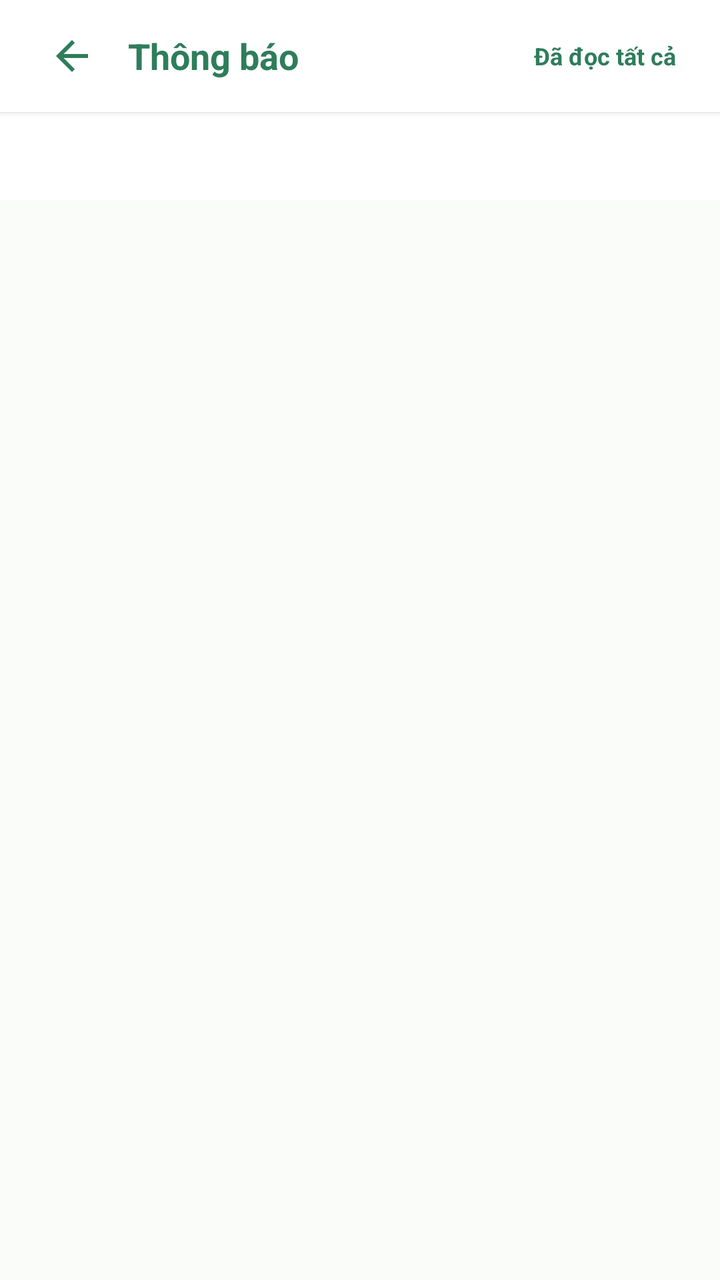
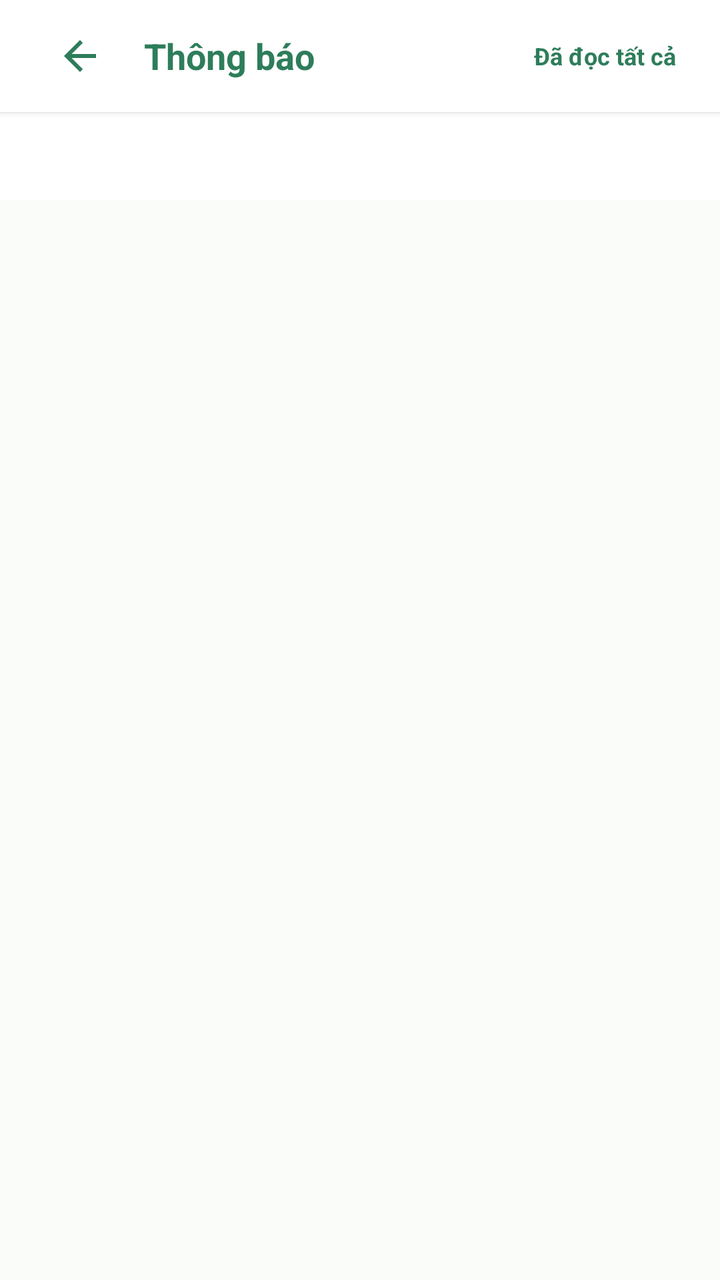

Before-and-after screenshots of an Android layout around one commit, followed by the original layout XML and the change that was made.
<!-- AndroidManifest.xml: application theme Theme.VietTable -->
<!-- res/layout/fragment_notification.xml -->
<?xml version="1.0" encoding="utf-8"?>
<LinearLayout
    xmlns:android="http://schemas.android.com/apk/res/android"
    xmlns:app="http://schemas.android.com/apk/res-auto"
    android:layout_width="match_parent"
    android:layout_height="match_parent"
    android:background="@color/bg_cream"
    android:orientation="vertical">

    
    <LinearLayout
        android:layout_width="match_parent"
        android:layout_height="wrap_content"
        android:minHeight="56dp"
        android:tag="safe_top"
        android:background="@color/surface"
        android:elevation="2dp"
        android:gravity="center_vertical"
        android:orientation="horizontal"
        android:paddingHorizontal="16dp">

        <ImageButton
            android:id="@+id/btnBack"
            android:layout_width="40dp"
            android:layout_height="40dp"
            android:background="?attr/selectableItemBackgroundBorderless"
            android:src="@drawable/ic_back"
            app:tint="@color/primary" />

        <TextView
            android:layout_width="0dp"
            android:layout_height="wrap_content"
            android:layout_marginStart="8dp"
            android:layout_weight="1"
            android:text="Thông báo"
            android:textColor="@color/primary"
            android:textSize="18sp"
            android:textStyle="bold" />

        <TextView
            android:id="@+id/btnMarkAllRead"
            android:layout_width="wrap_content"
            android:layout_height="wrap_content"
            android:padding="6dp"
            android:text="Đã đọc tất cả"
            android:textColor="@color/primary"
            android:textSize="12sp"
            android:textStyle="bold" />
    </LinearLayout>

    
    <com.google.android.material.tabs.TabLayout
        android:id="@+id/tabLayoutNotif"
        android:layout_width="match_parent"
        android:layout_height="44dp"
        android:background="@color/surface"
        app:tabIndicatorColor="@color/primary"
        app:tabMode="scrollable"
        app:tabSelectedTextColor="@color/primary"
        app:tabTextColor="@color/text_secondary" />

    
    <androidx.recyclerview.widget.RecyclerView
        android:id="@+id/rvNotifications"
        android:layout_width="match_parent"
        android:layout_height="match_parent"
        android:clipToPadding="false"
        android:paddingVertical="8dp" />

</LinearLayout>
<!-- resources referenced by this layout -->
<resources>
  <color name="bg_cream">#FAFCFA</color>
  <color name="primary">#2E7D5B</color>
  <color name="surface">#FFFFFF</color>
  <color name="text_secondary">#68766E</color>
  <style name="Theme.VietTable" parent="Base.Theme.VietTable" />
  <style name="Base.Theme.VietTable" parent="Theme.Material3.Light.NoActionBar">
          
          <item name="colorPrimary">@color/primary</item>
          <item name="colorPrimaryDark">@color/primary_dark</item>
          <item name="colorOnPrimary">@color/on_primary</item>
          <item name="colorPrimaryContainer">@color/primary_container</item>
          <item name="colorOnPrimaryContainer">@color/on_primary_container</item>
  
          <item name="colorSecondary">@color/accent_gold</item>
          <item name="colorOnSecondary">@color/white</item>
          <item name="colorSecondaryContainer">@color/accent_gold_container</item>
          <item name="colorOnSecondaryContainer">@color/accent_gold_dark</item>
  
          <item name="android:colorBackground">@color/bg_cream</item>
          <item name="colorSurface">@color/surface</item>
          <item name="colorOnSurface">@color/text_primary</item>
          <item name="colorSurfaceVariant">@color/surface_variant</item>
  
          <item name="colorError">@color/semantic_error</item>
          <item name="colorOnError">@color/white</item>
  
          
          <item name="android:statusBarColor">@android:color/transparent</item>
          <item name="android:windowLightStatusBar">true</item>
          <item name="android:navigationBarColor">@android:color/transparent</item>
          <item name="android:windowLightNavigationBar">true</item>
  
          
          <item name="colorAccent">@color/primary</item>
          <item name="alertDialogTheme">@style/ThemeOverlay.VietTable.Dialog.Alert</item>
          <item name="materialAlertDialogTheme">@style/ThemeOverlay.VietTable.MaterialAlertDialog</item>
          <item name="buttonBarPositiveButtonStyle">@style/Widget.VietTable.Dialog.Button.Positive</item>
          <item name="buttonBarNegativeButtonStyle">@style/Widget.VietTable.Dialog.Button.Negative</item>
          <item name="buttonBarNeutralButtonStyle">@style/Widget.VietTable.Dialog.Button.Neutral</item>
          <item name="materialButtonStyle">@style/Widget.VietTable.Button.Primary</item>
          <item name="materialButtonOutlinedStyle">@style/Widget.VietTable.Button.Outlined</item>
          <item name="borderlessButtonStyle">@style/Widget.VietTable.Button.Text</item>
          <item name="materialCardViewStyle">@style/Widget.VietTable.Card</item>
          <item name="textInputStyle">@style/Widget.VietTable.TextInputLayout</item>
          <item name="toolbarStyle">@style/Widget.VietTable.Toolbar</item>
          <item name="bottomNavigationStyle">@style/Widget.VietTable.BottomNavigationView</item>
      </style>
  <color name="primary_dark">#24654A</color>
  <color name="on_primary">#FFFFFF</color>
  <color name="primary_container">#EEF7F2</color>
  <color name="on_primary_container">#1B4E38</color>
  <color name="accent_gold">#CCA862</color>
  <color name="white">#FFFFFFFF</color>
  <color name="accent_gold_container">#FAF5EB</color>
  <color name="accent_gold_dark">#9E7D33</color>
  <color name="text_primary">#222D27</color>
  <color name="surface_variant">#F3F7F5</color>
  <color name="semantic_error">#D32F2F</color>
  <color name="transparent">#00000000</color>
  <dimen name="btn_height_primary">52dp</dimen>
  <dimen name="radius_medium">12dp</dimen>
  <dimen name="radius_large">16dp</dimen>
  <dimen name="card_elevation">1.5dp</dimen>
  <color name="divider">#E9EFEB</color>
  <dimen name="card_stroke_width">1dp</dimen>
  <style name="TextAppearance.VietTable.BottomNav.Label" parent="TextAppearance.Material3.LabelSmall">
          <item name="android:textSize">11sp</item>
          <item name="android:textStyle">normal</item>
      </style>
  <dimen name="text_button">14sp</dimen>
  <!-- unchanged entries left out for length: 17 -->
</resources>

<!-- the commit's change to res/layout/fragment_notification.xml (unified diff, before → after) -->
@@ -21,9 +21,10 @@
 
         <ImageButton
             android:id="@+id/btnBack"
-            android:layout_width="40dp"
-            android:layout_height="40dp"
+            android:layout_width="48dp"
+            android:layout_height="48dp"
             android:background="?attr/selectableItemBackgroundBorderless"
+            android:contentDescription="@string/a11y_back"
             android:src="@drawable/ic_back"
             app:tint="@color/primary" />
 
@@ -60,11 +61,44 @@
         app:tabTextColor="@color/text_secondary" />
 
     
-    <androidx.recyclerview.widget.RecyclerView
-        android:id="@+id/rvNotifications"
+    <FrameLayout
         android:layout_width="match_parent"
-        android:layout_height="match_parent"
-        android:clipToPadding="false"
-        android:paddingVertical="8dp" />
+        android:layout_height="0dp"
+        android:layout_weight="1">
+        <androidx.recyclerview.widget.RecyclerView
+            android:id="@+id/rvNotifications"
+            android:layout_width="match_parent"
+            android:layout_height="match_parent"
+            android:clipToPadding="false"
+            android:paddingVertical="8dp" />
+        <LinearLayout
+            android:layout_width="match_parent"
+            android:layout_height="match_parent"
+            android:gravity="center"
+            android:orientation="vertical"
+            android:padding="32dp">
+            <com.google.android.material.progressindicator.CircularProgressIndicator
+                android:id="@+id/progressNotifications"
+                android:layout_width="40dp"
+                android:layout_height="40dp"
+                android:visibility="gone" />
+            <TextView
+                android:id="@+id/tvNotificationState"
+                android:layout_width="match_parent"
+                android:layout_height="wrap_content"
+                android:gravity="center"
+                android:textColor="@color/text_secondary"
+                android:textSize="14sp"
+                android:visibility="gone" />
+            <com.google.android.material.button.MaterialButton
+                android:id="@+id/btnRetryNotifications"
+                style="@style/Widget.VietTable.Button.Outlined"
+                android:layout_width="wrap_content"
+                android:layout_height="wrap_content"
+                android:layout_marginTop="12dp"
+                android:text="@string/state_retry"
+                android:visibility="gone" />
+        </LinearLayout>
+    </FrameLayout>
 
 </LinearLayout>
<!-- resource entries referenced after the edit -->
@@ -4,6 +4,8 @@
   <color name="primary">#2E7D5B</color>
   <color name="surface">#FFFFFF</color>
   <color name="text_secondary">#68766E</color>
+  <string name="a11y_back">Quay lại</string>
+  <string name="state_retry">Thử lại</string>
   <style name="Theme.VietTable" parent="Base.Theme.VietTable" />
   <style name="Base.Theme.VietTable" parent="Theme.Material3.Light.NoActionBar">
           
@@ -30,7 +32,6 @@
           <item name="android:statusBarColor">@android:color/transparent</item>
           <item name="android:windowLightStatusBar">true</item>
           <item name="android:navigationBarColor">@android:color/transparent</item>
-          <item name="android:windowLightNavigationBar">true</item>
   
           
           <item name="colorAccent">@color/primary</item>
